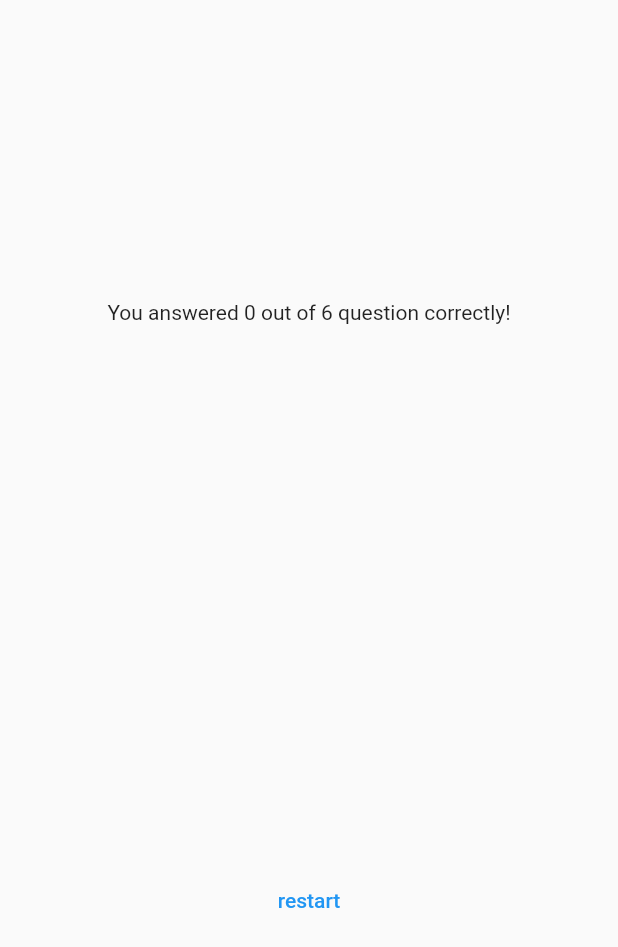
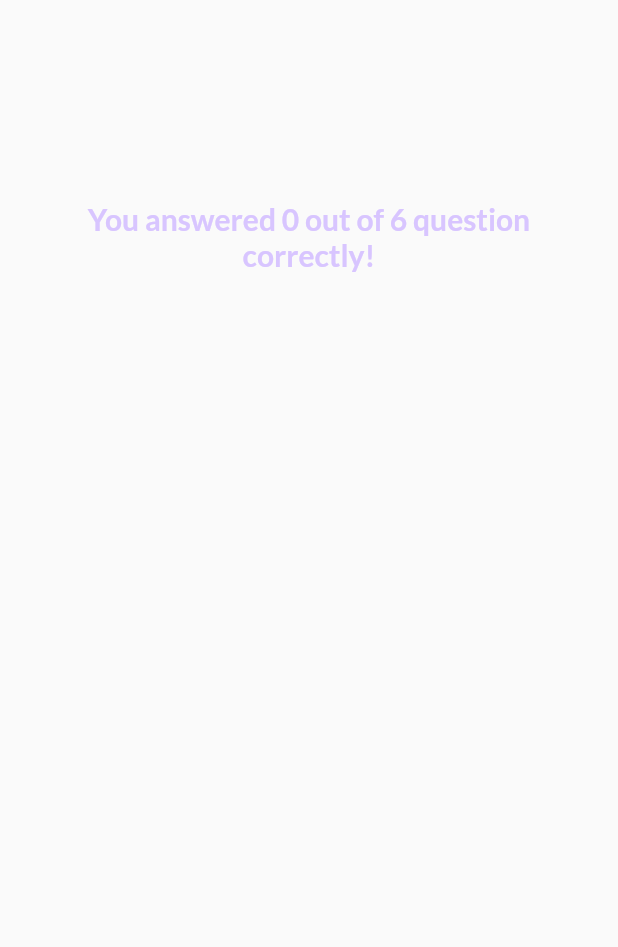
Before and after one commit to bima-taruna/QuizAppFlutter, a Flutter app: the ResultScreen widget shown alone on an empty page, opened directly with empty values, on a phone screen of 412 x 824 dp. Shown: the top 947 px of the screen. Run offline on Flutter 3.47's test engine with Material 2 defaults, Android fonts, the phone set to English and light mode, and no system bars; our stand-ins replace google_fonts.

Commit message:
styling result screen

```diff
--- a/lib/result_screen.dart
+++ b/lib/result_screen.dart
@@ -1,6 +1,7 @@
 import 'package:first_project/data/questions.dart';
 import 'package:first_project/question_summary.dart';
 import 'package:flutter/material.dart';
+import 'package:google_fonts/google_fonts.dart';
 
 class ResultScreen extends StatelessWidget {
   const ResultScreen({super.key, required this.chosenAnswers});
@@ -36,9 +37,16 @@ class ResultScreen extends StatelessWidget {
         margin: const EdgeInsets.all(40),
         child: Column(
           mainAxisAlignment: MainAxisAlignment.center,
+          crossAxisAlignment: CrossAxisAlignment.center,
           children: [
             Text(
-                'You answered $numCorrectQuestions out of $numTotalQuestions question correctly!'),
+              'You answered $numCorrectQuestions out of $numTotalQuestions question correctly!',
+              style: GoogleFonts.lato(
+                  color: const Color.fromARGB(255, 216, 197, 255),
+                  fontSize: 20,
+                  fontWeight: FontWeight.bold),
+              textAlign: TextAlign.center,
+            ),
             const SizedBox(
               height: 30,
             ),
@@ -46,7 +54,15 @@ class ResultScreen extends StatelessWidget {
             const SizedBox(
               height: 30,
             ),
-            TextButton(onPressed: () {}, child: const Text('restart'))
+            TextButton.icon(
+              onPressed: () {},
+              icon: const Icon(
+                Icons.restart_alt,
+                color: Colors.white,
+              ),
+              label: const Text(
+                  style: TextStyle(color: Colors.white), 'Restart Quiz'),
+            )
           ],
         ),
       ),
```
Also changed, not shown: lib/question_summary.dart (+47 -6 lines).
